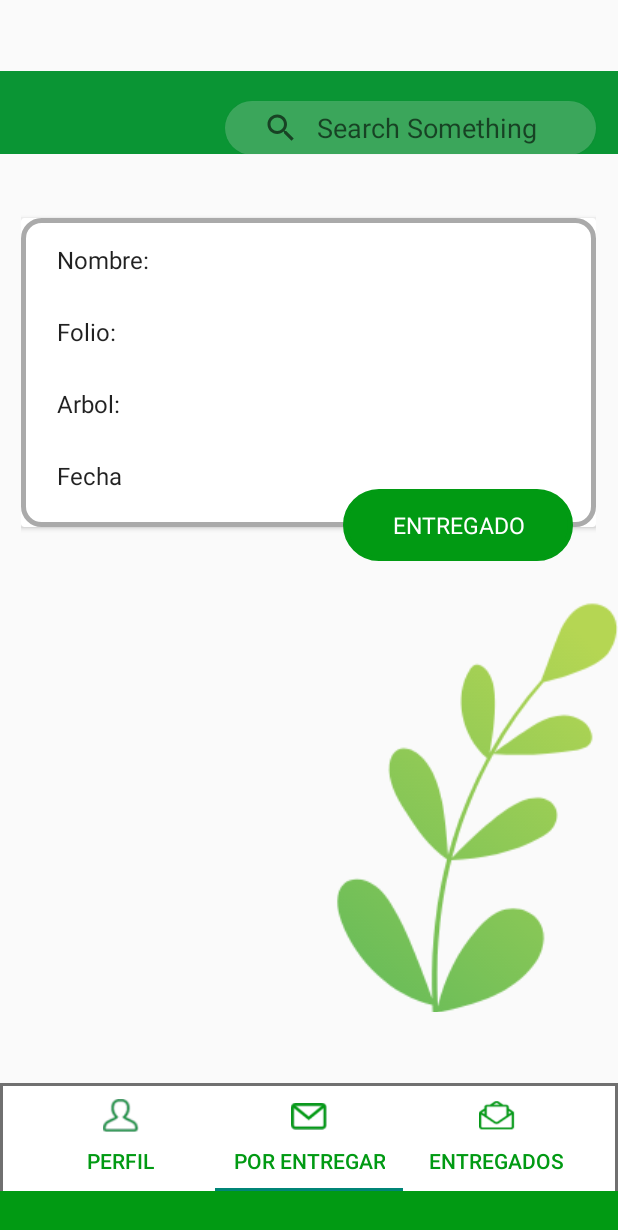
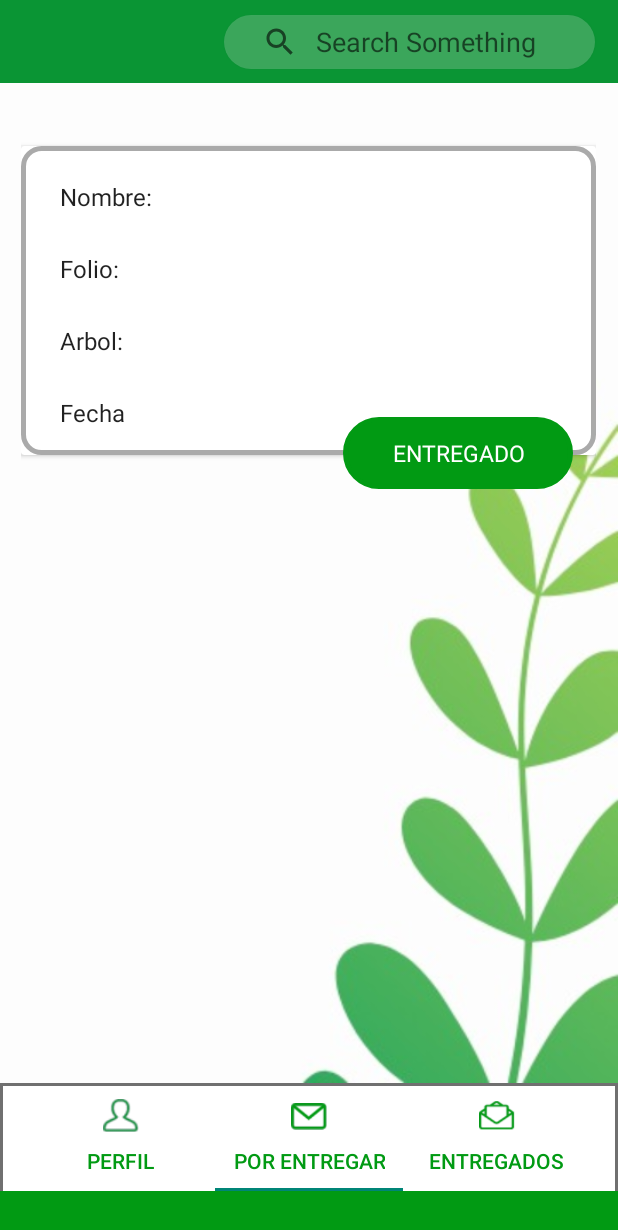
Before and after one commit to Ninja8522/Arbolizapp, an Android app: the Perfil screen opened directly, with no data from a screen before it, item 2 of the bottom bar chosen, on a phone screen of 412 x 824 dp. Shown: the top 1230 px of the screen. Run offline under Robolectric (Android 15) with nearby library versions, the phone set to English and light mode, and no system bars; our stand-ins replace Picasso; pictures from the network do not load; Roboto replaces fonts that are not available here.

Commit message:
Correccion algunos diseños

```diff
--- a/app/src/main/java/com/example/arbolizapp/MenuActivity.java
+++ b/app/src/main/java/com/example/arbolizapp/MenuActivity.java
@@ -63,8 +63,6 @@ public class MenuActivity extends AppCompatActivity implements IComunicaFragment
                         .setAction("Action", null).show();
             }
         });*/
-
-
         /*Bundle bundle = getIntent().getExtras();
 
         String datoUsuario = bundle.getString("username");
@@ -82,7 +80,6 @@ public class MenuActivity extends AppCompatActivity implements IComunicaFragment
         FragmentTransaction fragmentTransaction = fm.beginTransaction();
         fragmentTransaction.replace(R.id.nav_host_fragment, nuevoFragmento);
         fragmentTransaction.commit();*/
-
 
         cerrar = findViewById(R.id.cerrarSesion);
 
--- a/app/src/main/res/drawable/dialog_shape.xml
+++ b/app/src/main/res/drawable/dialog_shape.xml
@@ -2,12 +2,19 @@
 <shape xmlns:android="http://schemas.android.com/apk/res/android" >
 
     <!-- color de fondo -->
+    <solid
+        android:color="@color/colorWhite"/>
 
     <!-- curvatura de las esquinas -->
-    <corners android:radius="12sp" />
+    <corners
+        android:radius="12dp" />
 
     <!-- padding para dejar una separacin prudencial entre los elementos conetenidos y el borde -->
-    <padding android:left="8dp" android:top="4dp" android:right="8dp" android:bottom="8dp"/>
+    <padding
+        android:left="10dp"
+        android:top="10dp"
+        android:right="10dp"
+        android:bottom="10dp"/>
 
     <!-- borde -->
     <stroke
--- a/app/src/main/res/layout/activity_vivero.xml
+++ b/app/src/main/res/layout/activity_vivero.xml
@@ -13,8 +13,8 @@
         android:layout_height="wrap_content">
         <androidx.viewpager.widget.ViewPager
             android:id="@+id/viewpager"
-            android:layout_width="413dp"
-            android:layout_height="627dp"
+            android:layout_width="wrap_content"
+            android:layout_height="wrap_content"
             >
         </androidx.viewpager.widget.ViewPager>
     </LinearLayout>
--- a/app/src/main/res/layout/app_bar_menu.xml
+++ b/app/src/main/res/layout/app_bar_menu.xml
@@ -9,7 +9,7 @@
 
     <ImageView
         android:id="@+id/barra2"
-        android:layout_width="419dp"
+        android:layout_width="match_parent"
         android:layout_height="30dp"
         android:background="#019A13"
         app:layout_anchor="@+id/include"
--- a/app/src/main/res/layout/fragment_entregado.xml
+++ b/app/src/main/res/layout/fragment_entregado.xml
@@ -5,6 +5,7 @@
     android:layout_width="match_parent"
     android:layout_height="match_parent"
     android:orientation="vertical"
+    android:background="@drawable/fondo"
     tools:context=".Controlador.Entregado">
 
     <androidx.appcompat.widget.Toolbar
@@ -35,12 +36,12 @@
                 />
         </androidx.cardview.widget.CardView>
     </LinearLayout>
-    <ImageView
+    <!--<ImageView
         android:id="@+id/imageView"
         android:layout_width="227dp"
         android:layout_height="723dp"
         android:layout_marginStart="180dp"
         android:scaleType="center"
         android:layout_gravity="end"
-        android:src="@drawable/rama"/>
+        android:src="@drawable/rama"/>-->
 </androidx.appcompat.widget.LinearLayoutCompat>
--- a/app/src/main/res/layout/fragment_perfil.xml
+++ b/app/src/main/res/layout/fragment_perfil.xml
@@ -5,6 +5,7 @@
     android:layout_width="match_parent"
     android:layout_height="match_parent"
     android:orientation="vertical"
+    android:background="@drawable/fondo"
     tools:context=".Controlador.Perfil">
     <androidx.appcompat.widget.Toolbar
         android:id="@+id/toolbar3"
@@ -114,13 +115,13 @@
                 android:textSize="18sp" />
         </LinearLayout>
     </LinearLayout>
-        <ImageView
+        <!--<ImageView
             android:id="@+id/fondo2"
             android:layout_width="227dp"
             android:layout_height="723dp"
             android:layout_marginStart="180dp"
             android:scaleType="center"
             android:layout_gravity="end"
-            android:src="@drawable/rama"/>
+            android:src="@drawable/rama"/>-->
 
 </androidx.appcompat.widget.LinearLayoutCompat>
--- a/app/src/main/res/layout/fragment_por_entregar2.xml
+++ b/app/src/main/res/layout/fragment_por_entregar2.xml
@@ -6,11 +6,11 @@
     android:layout_width="match_parent"
     android:layout_height="match_parent"
     android:orientation="vertical"
+    android:background="@drawable/fondo"
     tools:context=".Controlador.PorEntregar" >
     <LinearLayout
         android:layout_width="match_parent"
         android:orientation="vertical"
-        android:gravity="end"
         android:layout_height="wrap_content">
         <androidx.appcompat.widget.Toolbar
             android:id="@+id/toolbar3"
@@ -26,14 +26,14 @@
             android:background="@drawable/shear_radium"
             android:iconifiedByDefault="false"
             android:padding="5dp"
+            android:layout_gravity="end"
             android:layout_marginRight="15dp"
-            android:layout_marginTop="-35dp"
+            android:layout_marginTop="-45dp"
             android:translationZ="1dp"
             android:queryBackground="@android:color/transparent"
             android:queryHint="Search Something">
         </SearchView>
     </LinearLayout>
-
     <LinearLayout
         android:layout_width="wrap_content"
         android:layout_gravity="center"
@@ -68,12 +68,13 @@
             android:textSize="15sp">
         </Button>
     </LinearLayout>
-    <ImageView
+
+    <!--<ImageView
         android:id="@+id/imageView"
         android:layout_width="227dp"
         android:layout_height="723dp"
         android:layout_marginStart="180dp"
         android:scaleType="center"
         android:layout_gravity="end"
-        android:src="@drawable/rama"/>
+        android:src="@drawable/rama"/>-->
 </androidx.appcompat.widget.LinearLayoutCompat>
--- a/app/src/main/res/values/strings.xml
+++ b/app/src/main/res/values/strings.xml
@@ -67,6 +67,10 @@
     <string name="ver_mas">VER MÁS</string>
     <string name="nombre">Nombre:</string>
     <string name="familia">Familia:</string>
+    <string name="solicitud">Solicitud #:</string>
+    <string name="fecha_de_solicitud">Fecha de solicitud:</string>
+    <string name="generar_evidencia">GENERAR EVIDENCIA</string>
+    <string name="ubicacion">Ubicación:</string>
 
 
 </resources>
```
Also changed, not shown: app/src/main/java/com/example/arbolizapp/ui/gallery/GalleryFragment.java (+9 -1 lines), app/src/main/res/layout/activity_main.xml (+4 -3 lines), app/src/main/res/layout/activity_register.xml (+3 -14 lines), app/src/main/res/layout/cambiar_foto.xml (+4 -5 lines), app/src/main/res/layout/fragment_gallery.xml (+1 -10 lines), app/src/main/res/layout/fragment_slideshow.xml (+88 -60 lines), app/src/main/res/drawable/fondo.jpeg (added), app/src/main/res/drawable/fondo2.jpeg (added), app/src/main/res/drawable/fondo3.jpeg (added), 100 other files.
